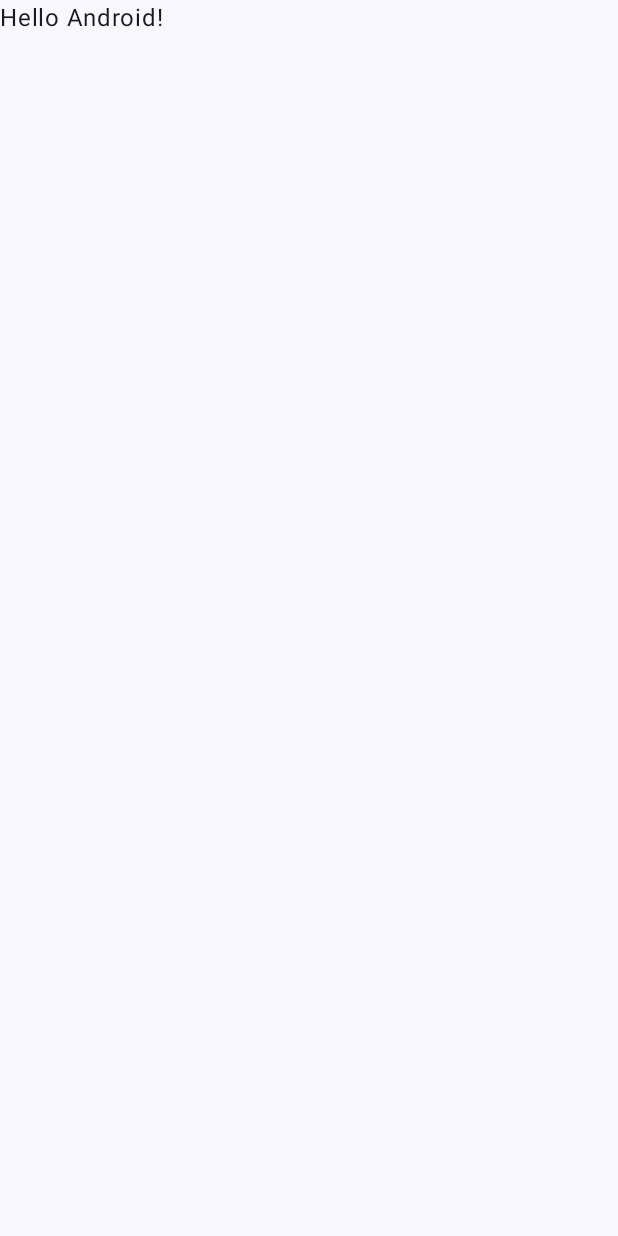
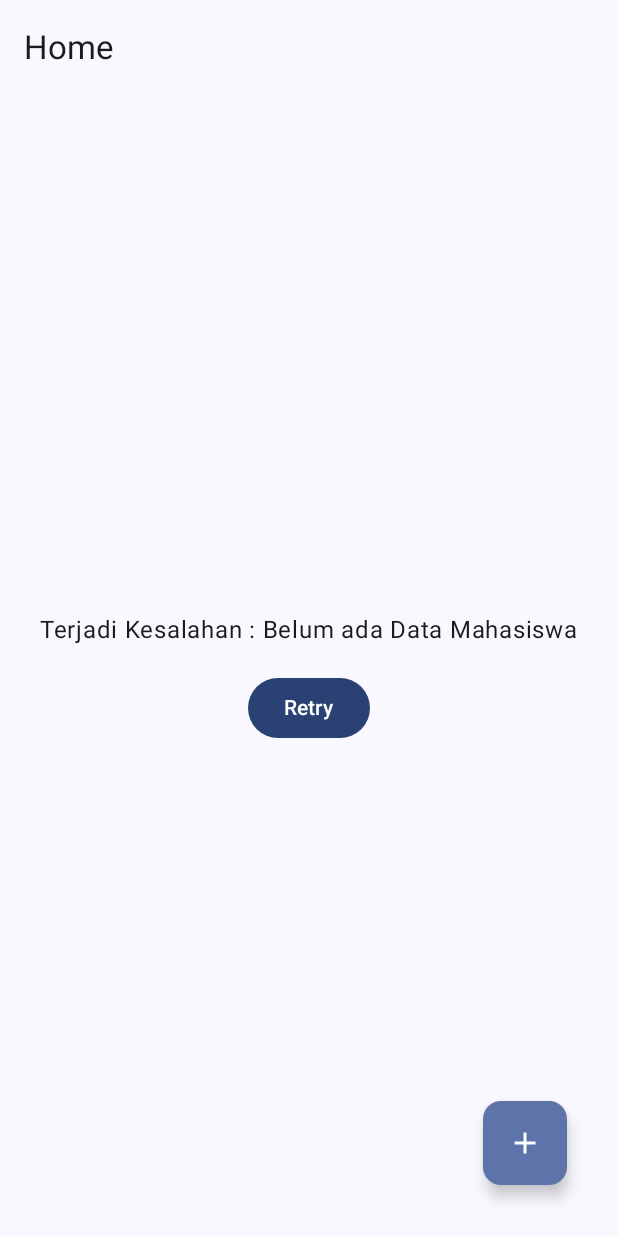
Before and after one commit to isro24/QuestFireBase_047, an Android app built with Jetpack Compose: the screen it shows after launch (MainActivity), on a phone screen of 412 x 824 dp. Before the commit the screen is almost empty. Run offline under Robolectric (Android 15) with nearby library versions, the phone set to English and light mode, and no system bars; our stand-ins replace Firebase (no records; nobody signed in at launch, a user with empty details on screens opened directly).

Commit message:
Praktikum FireBase

```diff
--- a/app/src/main/AndroidManifest.xml
+++ b/app/src/main/AndroidManifest.xml
@@ -2,7 +2,11 @@
 <manifest xmlns:android="http://schemas.android.com/apk/res/android"
     xmlns:tools="http://schemas.android.com/tools">
 
+    <uses-permission android:name="android.permission.INTERNET"/>
+    <uses-permission android:name="android.permission.ACCESS_NETWORK_STATE"/>
+
     <application
+        android:name=".MahasiswaApp"
         android:allowBackup="true"
         android:dataExtractionRules="@xml/data_extraction_rules"
         android:fullBackupContent="@xml/backup_rules"
--- /dev/null
+++ b/app/src/main/java/com/example/praktikumfirebase/MahasiswaApp.kt
@@ -0,0 +1,13 @@
+package com.example.praktikumfirebase
+
+import android.app.Application
+import com.example.praktikumfirebase.di.AppContainer
+import com.example.praktikumfirebase.di.MahasiswaContainer
+
+class MahasiswaApp: Application(){
+    lateinit var container: MahasiswaContainer
+    override fun onCreate() {
+        super.onCreate()
+        container= MahasiswaContainer()
+    }
+}
--- a/app/src/main/java/com/example/praktikumfirebase/MainActivity.kt
+++ b/app/src/main/java/com/example/praktikumfirebase/MainActivity.kt
@@ -11,6 +11,7 @@ import androidx.compose.material3.Text
 import androidx.compose.runtime.Composable
 import androidx.compose.ui.Modifier
 import androidx.compose.ui.tooling.preview.Preview
+import com.example.praktikumfirebase.ui.home.pages.HomeScreen
 import com.example.praktikumfirebase.ui.theme.PraktikumFirebaseTheme
 
 class MainActivity : ComponentActivity() {
@@ -20,9 +21,9 @@ class MainActivity : ComponentActivity() {
         setContent {
             PraktikumFirebaseTheme {
                 Scaffold(modifier = Modifier.fillMaxSize()) { innerPadding ->
-                    Greeting(
-                        name = "Android",
-                        modifier = Modifier.padding(innerPadding)
+                    HomeScreen(
+                        modifier = Modifier.padding(innerPadding),
+                        navigateToItemEntry = {}
                     )
                 }
             }
--- /dev/null
+++ b/app/src/main/java/com/example/praktikumfirebase/di/MahasiswaContainer.kt
@@ -0,0 +1,16 @@
+package com.example.praktikumfirebase.di
+
+import com.example.praktikumfirebase.repository.NetworkReposirotyMhs
+import com.example.praktikumfirebase.repository.RepositoryMhs
+import com.google.firebase.firestore.FirebaseFirestore
+
+interface AppContainer{
+    val repositoryMhs: RepositoryMhs
+}
+
+class MahasiswaContainer: AppContainer{
+    private val firestore: FirebaseFirestore = FirebaseFirestore.getInstance()
+    override val repositoryMhs: RepositoryMhs by lazy {
+        NetworkReposirotyMhs(firestore)
+    }
+}
--- /dev/null
+++ b/app/src/main/java/com/example/praktikumfirebase/repository/NetworkReposirotyMhs.kt
@@ -0,0 +1,45 @@
+package com.example.praktikumfirebase.repository
+
+import com.example.praktikumfirebase.model.Mahasiswa
+import com.google.firebase.firestore.FirebaseFirestore
+import com.google.firebase.firestore.Query
+import kotlinx.coroutines.channels.awaitClose
+import kotlinx.coroutines.flow.Flow
+import kotlinx.coroutines.flow.callbackFlow
+
+class NetworkReposirotyMhs(
+    private val firestore: FirebaseFirestore
+) : RepositoryMhs {
+    override suspend fun insertMhs(mahasiswa: Mahasiswa) {
+        TODO("Not yet implemented")
+    }
+
+    override fun getAllMhs(): Flow<List<Mahasiswa>> = callbackFlow {
+        val mhsCollection = firestore.collection("Mahasiswa")
+            .orderBy("nim", Query.Direction.ASCENDING)
+            .addSnapshotListener{ value, error ->
+                if (value != null){
+                    val mhsList = value.documents.mapNotNull {
+                        it.toObject(Mahasiswa::class.java)!!
+                    }
+                    trySend(mhsList)
+                }
+            }
+        awaitClose{
+            mhsCollection.remove()
+        }
+    }
+
+    override fun getMhs(nim: String): Flow<Mahasiswa> {
+        TODO("Not yet implemented")
+    }
+
+    override suspend fun deleteMhs(mahasiswa: Mahasiswa) {
+        TODO("Not yet implemented")
+    }
+
+    override suspend fun updateMhs(mahasiswa: Mahasiswa) {
+        TODO("Not yet implemented")
+    }
+
+}
--- /dev/null
+++ b/app/src/main/java/com/example/praktikumfirebase/repository/RepositoryMhs.kt
@@ -0,0 +1,17 @@
+package com.example.praktikumfirebase.repository
+
+import com.example.praktikumfirebase.model.Mahasiswa
+import kotlinx.coroutines.flow.Flow
+
+interface RepositoryMhs {
+    suspend fun insertMhs(mahasiswa: Mahasiswa)
+
+    fun getAllMhs(): Flow<List<Mahasiswa>>
+
+    fun getMhs (nim: String): Flow<Mahasiswa>
+
+    suspend fun deleteMhs(mahasiswa: Mahasiswa)
+
+    suspend fun updateMhs(mahasiswa: Mahasiswa)
+
+}
--- /dev/null
+++ b/app/src/main/java/com/example/praktikumfirebase/ui/PenyediaViewModel.kt
@@ -0,0 +1,21 @@
+package com.example.praktikumfirebase.ui
+
+import androidx.lifecycle.ViewModelProvider
+import androidx.lifecycle.viewmodel.CreationExtras
+import androidx.lifecycle.viewmodel.initializer
+import androidx.lifecycle.viewmodel.viewModelFactory
+import com.example.praktikumfirebase.MahasiswaApp
+import com.example.praktikumfirebase.ui.home.viewmodel.HomeViewModel
+
+object PenyediaViewModel{
+    val Factory = viewModelFactory {
+        initializer {
+            HomeViewModel(
+                MahasiswaApp().container.repositoryMhs
+            )
+        }
+    }
+}
+
+fun CreationExtras.MahasiswaApp(): MahasiswaApp =
+    (this[ViewModelProvider.AndroidViewModelFactory.APPLICATION_KEY] as MahasiswaApp)
--- /dev/null
+++ b/app/src/main/java/com/example/praktikumfirebase/ui/home/pages/MahasiswaHomeView.kt
@@ -0,0 +1,235 @@
+package com.example.praktikumfirebase.ui.home.pages
+
+import androidx.compose.foundation.clickable
+import androidx.compose.foundation.layout.Arrangement
+import androidx.compose.foundation.layout.Column
+import androidx.compose.foundation.layout.PaddingValues
+import androidx.compose.foundation.layout.Row
+import androidx.compose.foundation.layout.Spacer
+import androidx.compose.foundation.layout.fillMaxSize
+import androidx.compose.foundation.layout.fillMaxWidth
+import androidx.compose.foundation.layout.padding
+import androidx.compose.foundation.lazy.LazyColumn
+import androidx.compose.foundation.lazy.items
+import androidx.compose.material.icons.Icons
+import androidx.compose.material.icons.filled.Add
+import androidx.compose.material.icons.filled.Delete
+import androidx.compose.material3.AlertDialog
+import androidx.compose.material3.Button
+import androidx.compose.material3.Card
+import androidx.compose.material3.CardDefaults
+import androidx.compose.material3.ExperimentalMaterial3Api
+import androidx.compose.material3.FloatingActionButton
+import androidx.compose.material3.Icon
+import androidx.compose.material3.IconButton
+import androidx.compose.material3.MaterialTheme
+import androidx.compose.material3.Scaffold
+import androidx.compose.material3.Text
+import androidx.compose.material3.TextButton
+import androidx.compose.material3.TopAppBar
+import androidx.compose.material3.TopAppBarDefaults
+import androidx.compose.runtime.Composable
+import androidx.compose.runtime.getValue
+import androidx.compose.runtime.mutableStateOf
+import androidx.compose.runtime.remember
+import androidx.compose.runtime.saveable.rememberSaveable
+import androidx.compose.runtime.setValue
+import androidx.compose.ui.Alignment
+import androidx.compose.ui.Modifier
+import androidx.compose.ui.input.nestedscroll.nestedScroll
+import androidx.compose.ui.unit.dp
+import androidx.lifecycle.viewmodel.compose.viewModel
+import com.example.praktikumfirebase.model.Mahasiswa
+import com.example.praktikumfirebase.ui.PenyediaViewModel
+import com.example.praktikumfirebase.ui.home.viewmodel.HomeViewModel
+import com.example.praktikumfirebase.ui.home.viewmodel.HomeuiState
+
+@OptIn(ExperimentalMaterial3Api::class)
+@Composable
+fun HomeScreen(
+    navigateToItemEntry: () -> Unit,
+    modifier: Modifier = Modifier,
+    onDetailClick: (String) -> Unit = {},
+    viewModel: HomeViewModel = viewModel(factory = PenyediaViewModel.Factory)
+){
+    val scrollBehavior = TopAppBarDefaults.enterAlwaysScrollBehavior()
+
+    var showDeleteDialog by remember { mutableStateOf(false) }
+    var selectedMahasiswa: Mahasiswa? by remember { mutableStateOf(null) }
+
+    Scaffold (
+        modifier = modifier,
+        topBar = {
+            TopAppBar(
+                title = {
+                    Text(text = "Home")
+                }
+            )
+        },
+        floatingActionButton = {
+            FloatingActionButton(
+                onClick = navigateToItemEntry,
+                shape = MaterialTheme.shapes.medium,
+                modifier = Modifier.padding(18.dp)
+            )
+            {
+                Icon(imageVector = Icons.Default.Add, contentDescription = "Add Mahasiswa" )
+            }
+        },
+    ){innerPadding ->
+        HomeStatus(
+            homeUiState = viewModel.mhsUiState,
+            retryAction = {viewModel.getMhs()}, modifier = Modifier.padding(innerPadding),
+            onDetailClick = {
+                viewModel.getMhs()
+            }
+        )
+    }
+}
+
+@Composable
+fun HomeStatus(
+    homeUiState: HomeuiState,
+    retryAction: () -> Unit,
+    modifier: Modifier = Modifier,
+    onDeleteClick: (Mahasiswa) -> Unit = {},
+    onDetailClick: (String) -> Unit
+){
+    var deleteConfirmationRequired by rememberSaveable { mutableStateOf<Mahasiswa?>(null) }
+    when (homeUiState){
+        is HomeuiState.Loading -> OnLoading(modifier = modifier.fillMaxSize())
+
+        is HomeuiState.Success ->
+            MhsLayout(
+                mahasiswa = homeUiState.data, modifier = modifier,
+                onDetailClick = {
+                    onDeleteClick(it)
+                },onDeleteClick = {
+                    onDeleteClick(it)
+                }
+            )
+        is HomeuiState.Error -> OnError(retryAction,
+            modifier = modifier.fillMaxSize(), message = homeUiState.e.message?:"Error")    }
+}
+
+@Composable
+fun OnLoading(modifier: Modifier = Modifier){
+    Text(text = "Loading.....")
+}
+
+@Composable
+fun OnError(
+    retryAction: () -> Unit,
+    modifier: Modifier,
+    message: String)
+{
+    Column (
+        modifier = modifier,
+        verticalArrangement = Arrangement.Center,
+        horizontalAlignment = Alignment.CenterHorizontally
+    ){
+        Text(text = "Terjadi Kesalahan : $message",
+            modifier = Modifier.padding(16.dp))
+        Button(onClick = retryAction) {
+            Text( "Retry")
+        }
+    }
+}
+
+@Composable
+fun MhsLayout(
+    mahasiswa: List<Mahasiswa>,
+    modifier: Modifier= Modifier,
+    onDetailClick: (Mahasiswa) -> Unit,
+    onDeleteClick: (Mahasiswa) -> Unit = {}
+){
+    LazyColumn (
+        modifier = modifier,
+        contentPadding = PaddingValues(16.dp),
+        verticalArrangement = Arrangement.spacedBy(16.dp)
+    ){
+        items (
+            items = mahasiswa,
+            itemContent = { mhs ->
+                MhsCard(
+                    mahasiswa = mhs,
+                    modifier = Modifier
+                        .fillMaxWidth()
+                        .clickable { onDetailClick(mhs) },
+                    onDeleteClick = {
+                        onDeleteClick(mhs)
+                    }
+                )
+            }
+        )
+    }
+}
+
+@Composable
+fun MhsCard(
+    mahasiswa: Mahasiswa,
+    modifier: Modifier = Modifier,
+    onDeleteClick: (Mahasiswa) -> Unit = {}
+){
+    Card (
+        modifier = modifier,
+        shape = MaterialTheme.shapes.medium,
+        elevation = CardDefaults.cardElevation(defaultElevation = 8.dp)
+    ){
+        Column(
+            modifier = Modifier.padding(16.dp),
+            verticalArrangement = Arrangement.spacedBy(8.dp)
+        ){
+            Row(
+                modifier = Modifier.fillMaxWidth(),
+                verticalAlignment = Alignment.CenterVertically
+            ){
+                Text(
+                    mahasiswa.nama,
+                    style = MaterialTheme.typography.titleLarge,
+                )
+                Spacer(Modifier.weight(1f))
+                IconButton(onClick = { onDeleteClick(mahasiswa) }) {
+                    Icon(
+                        imageVector = Icons.Default.Delete,
+                        contentDescription = null
+                    )
+                }
+                Text(
+                    text = mahasiswa.nim,
+                    style = MaterialTheme.typography.titleMedium
+                )
+            }
+            Text(
+                text = mahasiswa.kelas,
+                style = MaterialTheme.typography.titleMedium
+            )
+            Text(
+                text = mahasiswa.alamat,
+                style = MaterialTheme.typography.titleMedium
+            )
+        }
+    }
+}
+@Composable
+private fun DeleteConfirmationDialog(
+    onDeleteConfirm: () -> Unit,
+    onDeleteCancel: () -> Unit,
+    modifier: Modifier = Modifier
+){
+    AlertDialog(onDismissRequest = {/*Do Nothing*/},
+        title = { Text("Delete Data") },
+        text = { Text("Apakah anda yakin ingin menghapus data ini?") },
+        modifier = modifier,
+        dismissButton = {
+            TextButton(onClick = onDeleteCancel) {
+                Text("Cancel")
+            }
+        },
+        confirmButton = {
+            TextButton(onClick = onDeleteConfirm) {
+                Text("Yes")
+            }
+        }
+    )
+}
--- /dev/null
+++ b/app/src/main/java/com/example/praktikumfirebase/ui/home/viewmodel/HomeViewModel.kt
@@ -0,0 +1,50 @@
+package com.example.praktikumfirebase.ui.home.viewmodel
+
+import androidx.compose.runtime.getValue
+import androidx.compose.runtime.mutableStateOf
+import androidx.compose.runtime.setValue
+import androidx.lifecycle.ViewModel
+import androidx.lifecycle.viewModelScope
+import com.example.praktikumfirebase.model.Mahasiswa
+import com.example.praktikumfirebase.repository.RepositoryMhs
+import kotlinx.coroutines.flow.catch
+import kotlinx.coroutines.flow.onStart
+import kotlinx.coroutines.launch
+
+class HomeViewModel (
+    private val repositoryMhs: RepositoryMhs
+) : ViewModel(){
+    var mhsUiState: HomeuiState by mutableStateOf(HomeuiState.Loading)
+        private set
+
+    init {
+        getMhs()
+    }
+
+    fun getMhs() {
+        viewModelScope.launch {
+            repositoryMhs.getAllMhs()
+                .onStart {
+                    mhsUiState = HomeuiState.Loading
+                }
+                .catch {
+                    mhsUiState = HomeuiState.Error(e = it)
+                }
+                .collect{
+                    mhsUiState = if (it.isEmpty()){
+                        HomeuiState.Error(Exception("Belum ada Data Mahasiswa"))
+                    } else {
+                        HomeuiState.Success(it)
+                    }
+                }
+        }
+    }
+}
+
+sealed class HomeuiState{
+    object Loading : HomeuiState()
+
+    data class Success(val data: List<Mahasiswa>) : HomeuiState()
+
+    data class Error(val e: Throwable) : HomeuiState()
+}
--- a/build.gradle.kts
+++ b/build.gradle.kts
@@ -2,4 +2,6 @@
 plugins {
     alias(libs.plugins.android.application) apply false
     alias(libs.plugins.jetbrains.kotlin.android) apply false
+
+    id("com.google.gms.google-services") version "4.4.2" apply false
 }
--- a/gradle/libs.versions.toml
+++ b/gradle/libs.versions.toml
@@ -8,8 +8,12 @@ espressoCore = "3.6.1"
 lifecycleRuntimeKtx = "2.8.7"
 activityCompose = "1.9.3"
 composeBom = "2023.08.00"
+lifecycleViewmodelCompose = "2.6.2"
+googleGmsGoogleServices = "4.4.2"
+firebaseFirestore = "25.1.1"
 
 [libraries]
+androidx-lifecycle-viewmodel-compose = { module = "androidx.lifecycle:lifecycle-viewmodel-compose", version.ref = "lifecycleViewmodelCompose" }
 androidx-core-ktx = { group = "androidx.core", name = "core-ktx", version.ref = "coreKtx" }
 junit = { group = "junit", name = "junit", version.ref = "junit" }
 androidx-junit = { group = "androidx.test.ext", name = "junit", version.ref = "junitVersion" }
@@ -24,7 +28,9 @@ androidx-ui-tooling-preview = { group = "androidx.compose.ui", name = "ui-toolin
 androidx-ui-test-manifest = { group = "androidx.compose.ui", name = "ui-test-manifest" }
 androidx-ui-test-junit4 = { group = "androidx.compose.ui", name = "ui-test-junit4" }
 androidx-material3 = { group = "androidx.compose.material3", name = "material3" }
+firebase-firestore = { group = "com.google.firebase", name = "firebase-firestore", version.ref = "firebaseFirestore" }
 
 [plugins]
 android-application = { id = "com.android.application", version.ref = "agp" }
 jetbrains-kotlin-android = { id = "org.jetbrains.kotlin.android", version.ref = "kotlin" }
+google-gms-google-services = { id = "com.google.gms.google-services", version.ref = "googleGmsGoogleServices" }
```
Also changed, not shown: app/build.gradle.kts (+9 -1 lines), app/src/main/java/com/example/praktikumfirebase/model/Mahasiswa.kt (added, +13 -0 lines), 1 other file.
